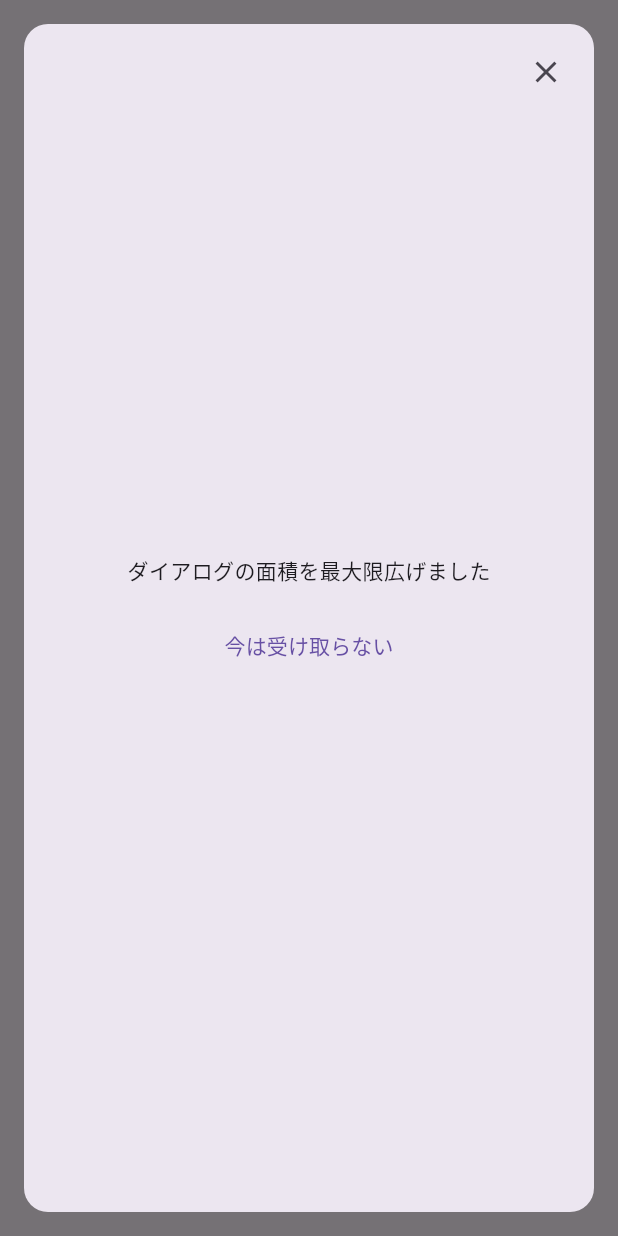
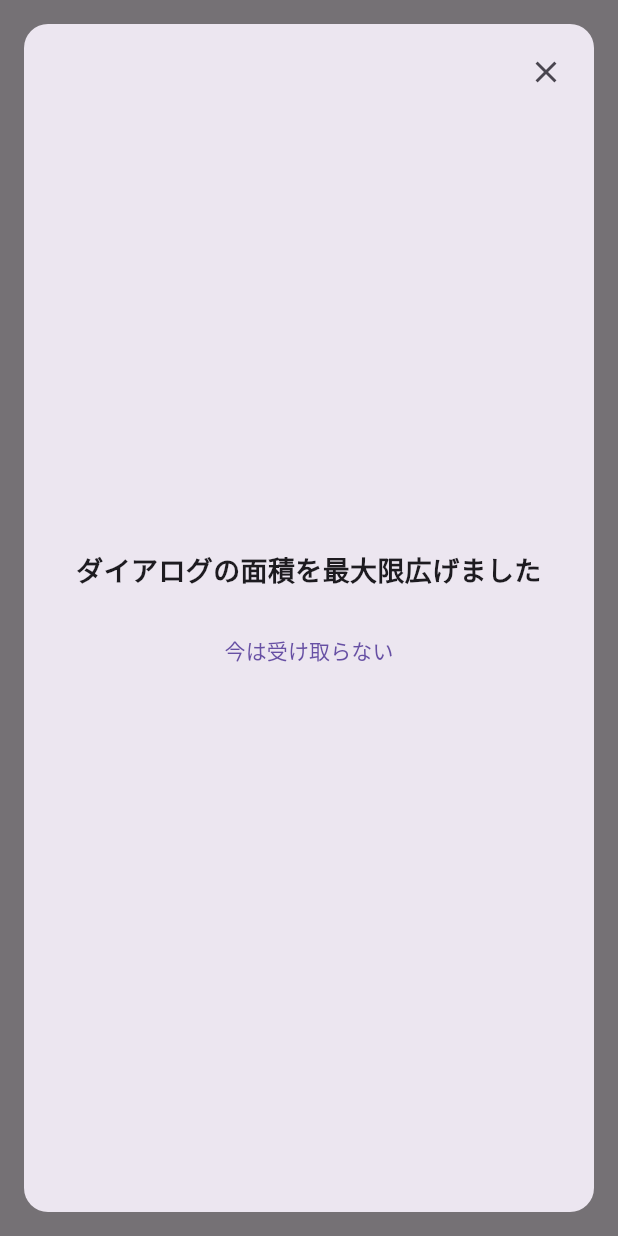
Before and after one commit to kabikira/sheet_view, a Flutter app: the screen it shows after launch, after a tap on "ダイアログを表示", on a phone screen of 412 x 824 dp. Run offline on Flutter 3.47's test engine with Material 3 defaults, Android fonts, the light colour scheme and no system bars.

Commit message:
別ファイルにわけた

```diff
--- /dev/null
+++ b/lib/custom_dialog.dart
@@ -0,0 +1,48 @@
+import 'package:flutter/material.dart';
+
+class CustomDialog extends StatelessWidget {
+  const CustomDialog({super.key});
+
+  @override
+  Widget build(BuildContext context) {
+    final size = MediaQuery.of(context).size;
+
+    return Dialog(
+      shape: RoundedRectangleBorder(borderRadius: BorderRadius.circular(16)),
+      insetPadding: const EdgeInsets.all(16), // 上下左右16pxの余白
+      child: Stack(
+        children: [
+          Container(
+            width: size.width - 32, // 画面幅 - (16px * 2)
+            height: size.height - 32, // 画面高さ - (16px * 2)
+            padding: const EdgeInsets.all(16),
+            child: Column(
+              mainAxisAlignment: MainAxisAlignment.center,
+              children: [
+                const Text(
+                  'ダイアログの面積を最大限広げました',
+                  textAlign: TextAlign.center,
+                  style: TextStyle(fontSize: 18, fontWeight: FontWeight.bold),
+                ),
+                const SizedBox(height: 16),
+                TextButton(
+                  onPressed: () => Navigator.pop(context),
+                  child: const Text('今は受け取らない'),
+                ),
+              ],
+            ),
+          ),
+          // 右上に閉じるボタン
+          Positioned(
+            right: 8,
+            top: 8,
+            child: IconButton(
+              icon: const Icon(Icons.close),
+              onPressed: () => Navigator.pop(context),
+            ),
+          ),
+        ],
+      ),
+    );
+  }
+}
--- a/lib/main.dart
+++ b/lib/main.dart
@@ -1,4 +1,5 @@
 import 'package:flutter/material.dart';
+import 'package:sheet_view/custom_dialog.dart';
 
 void main() {
   runApp(const MyApp());
@@ -36,44 +37,7 @@ class HomeScreen extends StatelessWidget {
     showDialog(
       context: context,
       barrierDismissible: false, // 外側タップで閉じない
-      builder: (context) {
-        final size = MediaQuery.of(context).size;
-        return Dialog(
-          shape: RoundedRectangleBorder(
-            borderRadius: BorderRadius.circular(16),
-          ),
-          insetPadding: const EdgeInsets.all(16), // 画面の余白を16pxに設定
-          child: Stack(
-            children: [
-              Container(
-                width: size.width - 32, // 画面幅 - (16px * 2)
-                height: size.height - 32, // 画面高さ - (16px * 2)
-                padding: const EdgeInsets.all(16),
-                child: Column(
-                  mainAxisAlignment: MainAxisAlignment.center,
-                  children: [
-                    const Text('ダイアログの面積を最大限広げました'),
-                    const SizedBox(height: 16),
-                    TextButton(
-                      onPressed: () => Navigator.pop(context),
-                      child: const Text('今は受け取らない'),
-                    ),
-                  ],
-                ),
-              ),
-              // 右上に閉じるボタン配置
-              Positioned(
-                right: 8,
-                top: 8,
-                child: IconButton(
-                  icon: const Icon(Icons.close),
-                  onPressed: () => Navigator.pop(context),
-                ),
-              ),
-            ],
-          ),
-        );
-      },
+      builder: (context) => const CustomDialog(), // 別ファイルのダイアログを呼び出す
     );
   }
 }
```
